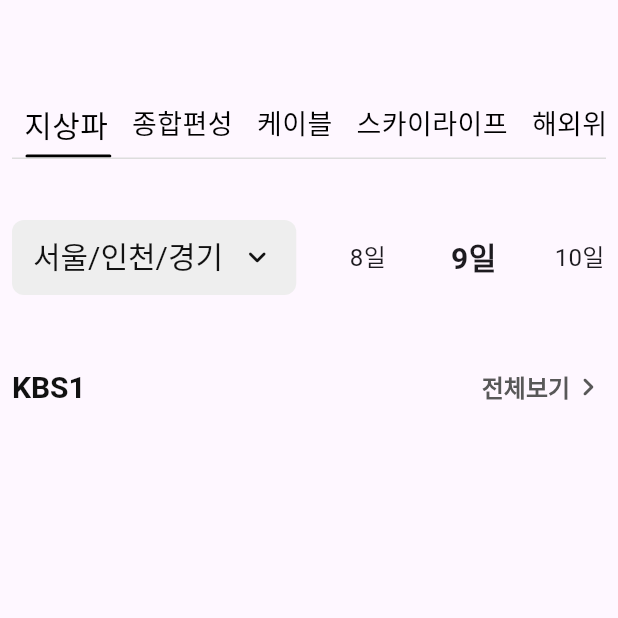
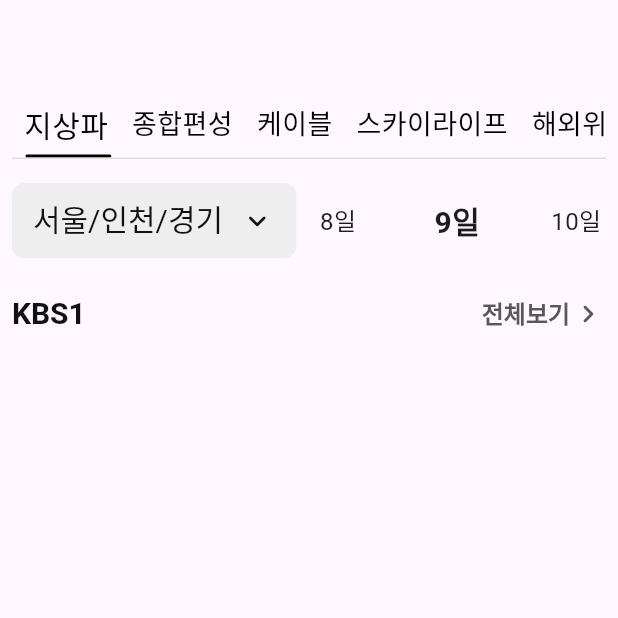
Before and after one commit to SHINYOONCHAN/onflare, a Flutter app: the screen it shows after launch, on a phone screen of 412 x 824 dp, the top half of it. Run offline on Flutter 3.47's test engine with Material 3 defaults, Android fonts, the phone set to English and light mode, and no system bars; drawn by our look-alikes of carousel_slider, dropdown_button2; our stand-ins replace flutter_svg, timezone; Roboto replaces fonts that are missing (Pretendard).

Commit message:
Completed date swipe function

```diff
--- a/lib/main.dart
+++ b/lib/main.dart
@@ -175,11 +175,11 @@ class ChannelListState extends State<ChannelList> {
                   ),
                 ),
               ),
-              const SizedBox(width: 30),
-              Flexible(
-                child: Column(
-                  children: [
-                    CarouselSlider(
+              const SizedBox(width: 8),
+              Expanded(
+                child: SizedBox(
+                  height: 40,
+                  child: CarouselSlider(
                     options: CarouselOptions(
                       viewportFraction: 0.4,
                       initialPage: startingPageIndex,
@@ -199,9 +199,8 @@ class ChannelListState extends State<ChannelList> {
                                 Text(
                                   "${item.toString()}일",
                                   style: TextStyle(
-                                        fontSize: item == currentPage + 4
-                                            ? 20.0
-                                            : 16.0,
+                                      fontSize:
+                                          item == currentPage + 4 ? 20.0 : 16.0,
                                       fontWeight: item == currentPage + 4
                                           ? FontWeight.w600
                                           : FontWeight.normal),
@@ -212,10 +211,8 @@ class ChannelListState extends State<ChannelList> {
                         )
                         .toList(),
                   ),
-                    //Text("${daysInMonthList[currentPage].toString()}일"),
-                  ],
                 ),
-              )
+              ),
             ],
           ),
           const SizedBox(height: 25),
```
Lines whose indentation alone changed are shown as unchanged.
